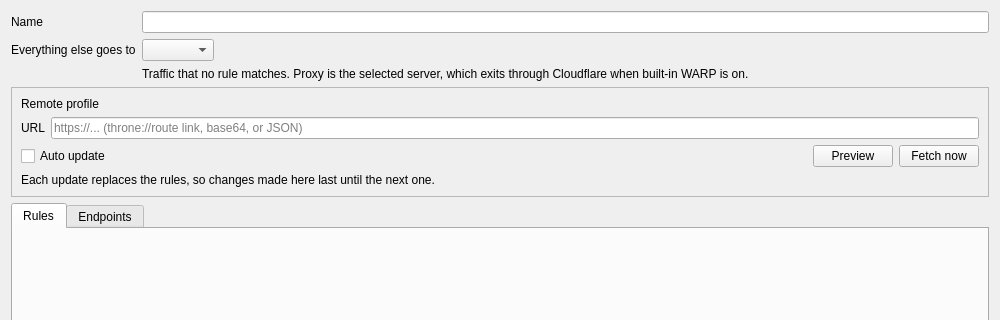
Before: the Qt Designer form include/ui/setting/RouteItem.ui in throneproj/Throne, drawn with Qt 5; both pictures show x 0 to 1000 and y 0 to 320 of the 1000 by 680 pixel window.
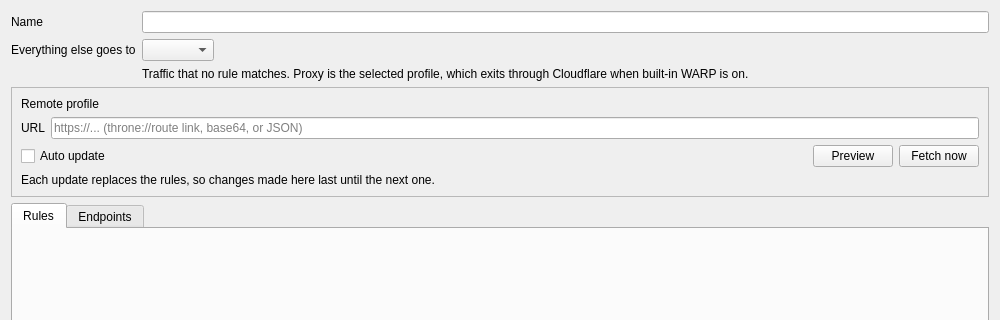
After: the same form once the commit is applied.

What changed in the file:
```diff
--- a/include/ui/setting/RouteItem.ui
+++ b/include/ui/setting/RouteItem.ui
@@ -62,7 +62,7 @@
      <item row="2" column="1">
       <widget class="QLabel" name="defaultHint">
        <property name="text">
-        <string>Traffic that no rule matches. Proxy is the selected server, which exits through Cloudflare when built-in WARP is on.</string>
+        <string>Traffic that no rule matches. Proxy is the selected profile, which exits through Cloudflare when built-in WARP is on.</string>
        </property>
        <property name="wordWrap">
         <bool>true</bool>
```
Left out of the diff: 4 changed lines with no effect on the pictures.
